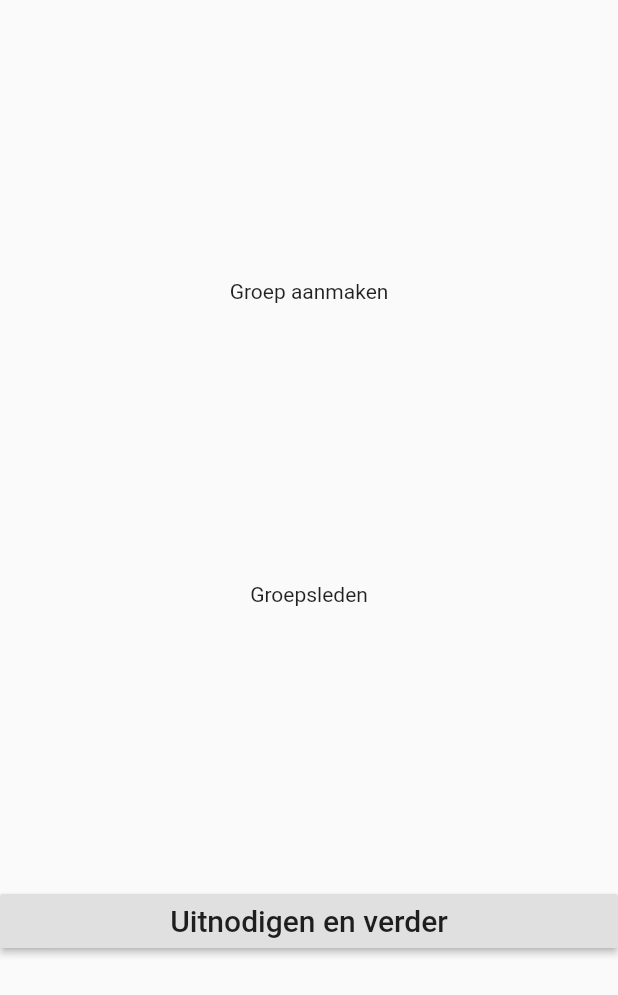
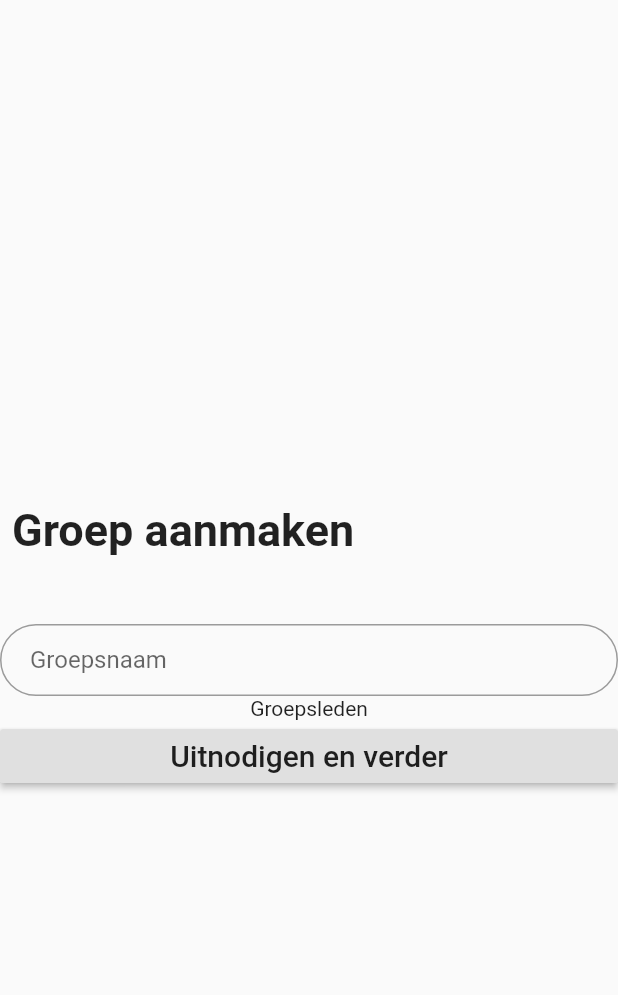
Before and after one commit to GLHolmstroff/ProjectC_Groep_2, a Flutter app: the GroupWidget screen opened directly, after a tap on "Maak een nieuwe groep", on a phone screen of 412 x 824 dp. Shown: the top 995 px of the screen. Run offline on Flutter 3.47's test engine with Material 2 defaults, Android fonts, the phone set to English and light mode, and no system bars; our stand-ins replace firebase_auth, flutter_signin_button, google_sign_in, toast; missing offline and left inert: dart:ffi; accounts and stored records are empty; network calls fail.

Commit message:
Make an http request for making a new groep

```diff
--- a/frontend/huishoudappfrontend/lib/creategroup_widget.dart
+++ b/frontend/huishoudappfrontend/lib/creategroup_widget.dart
@@ -1,4 +1,8 @@
 import 'package:flutter/material.dart';
+import 'package:http/http.dart';
+import 'package:huishoudappfrontend/setup/auth.dart';
+
+import 'Objects.dart';
 
 class Creategroup_widget extends StatefulWidget {
   static String tag = "Creategroup_widget";
@@ -6,17 +10,31 @@ class Creategroup_widget extends StatefulWidget {
 }
 
 class _Creategroup_widget extends State {
-  void _makeGroup() {}
+  final _groupnameController = TextEditingController();
+  Future<void> _makeGroup() async {
+    String groupname = _groupnameController.text;
+    if (groupname.length > 4) {
+      String uid = await Auth().currentUser();
+
+      final response = await get("http://10.0.2.2:8080/createGroup?name=$groupname&uid=$uid");
+      if (response.statusCode == 200) {
+        print("Succesfully Registered");
+      } else {
+        print("Connection Failed");
+      }
+    }
+  }
 
   @override
   Widget build(BuildContext context) {
     final titleText = Text(
       "Groep aanmaken",
-      textAlign: TextAlign.center,
-    );
+      textAlign: TextAlign.left,
+      style: TextStyle(fontSize: 30, fontWeight: FontWeight.bold));
 
     final groupName = TextFormField(
       keyboardType: TextInputType.text,
+      controller: _groupnameController,
       decoration: InputDecoration(
         hintText: 'Groepsnaam',
         contentPadding: EdgeInsets.fromLTRB(20.0, 10.0, 20.0, 10.0),
@@ -34,62 +52,26 @@ class _Creategroup_widget extends State {
       child: Text('Uitnodigen en verder', style: TextStyle(fontSize: 20)),
     );
 
-    // return Scaffold(
-    //   body: Center(
-    //       child: Column(
-    //     mainAxisAlignment: MainAxisAlignment.center,
-    //     children: <Widget>[
-    //       Row(
-    //         mainAxisAlignment: MainAxisAlignment.center,
-    //         children: <Widget>[
-    //           Padding(
-    //             padding: EdgeInsets.all(20),
-    //             child: titleText,
-    //           )
-    //         ],
-    //       ),
-    //       Row(
-    //         mainAxisAlignment: MainAxisAlignment.center,
-    //         children: <Widget>[
-    //           Padding(
-    //             padding: EdgeInsets.all(20),
-    //             child: groupName,
-    //           )
-    //         ],
-    //       ),
-    //       Row(
-    //         mainAxisAlignment: MainAxisAlignment.center,
-    //         children: <Widget>[
-    //           Padding(
-    //             padding: EdgeInsets.all(20),
-    //             child: groepsledenText,
-    //           )
-    //         ],
-    //       ),
-    //       Row(
-    //         mainAxisAlignment: MainAxisAlignment.center,
-    //         children: <Widget>[
-    //           Padding(
-    //             padding: EdgeInsets.all(20),
-    //             child: makeGroupButton,
-    //           )
-    //         ],
-    //       )
-    //     ],
-    //   )),
-    // );
     return Scaffold(
-      body: Column(
-        mainAxisAlignment: MainAxisAlignment.spaceEvenly,
-        crossAxisAlignment: CrossAxisAlignment.stretch,
-        children: <Widget>[
-          Container(
+        body: Column(
+      mainAxisAlignment: MainAxisAlignment.center,
+      crossAxisAlignment: CrossAxisAlignment.stretch,
+      children: <Widget>[
+        Padding(
+          padding: const EdgeInsets.only(top:40.0, left: 8.0),
+          child: Container(
+            height: 80.0,
             child: titleText,
           ),
-          Container(child: groepsledenText,),
-          Container(child: makeGroupButton,)
-        ],
-      )
-    );
+        ),
+        Container(child: groupName),
+        Container(
+          child: groepsledenText,
+        ),
+        Container(
+          child: makeGroupButton,
+        )
+      ],
+    ));
   }
 }
```
